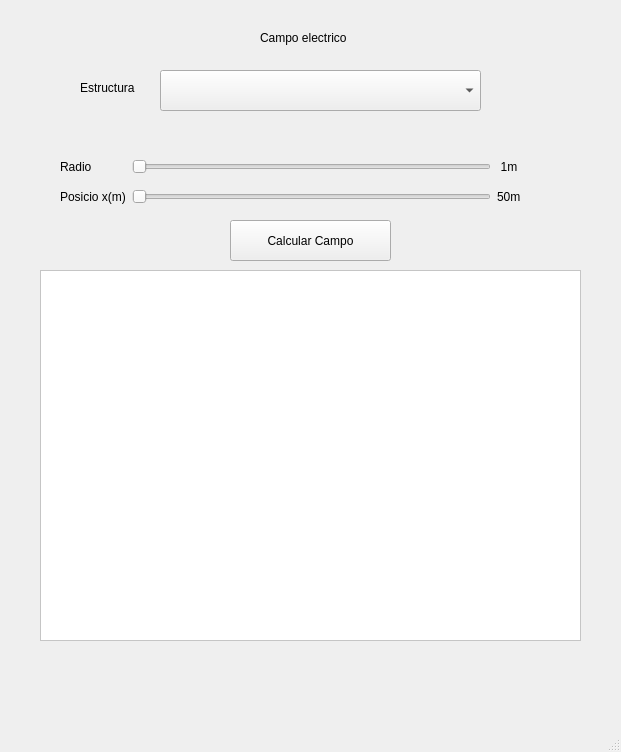
Old version of the form interface.ui in the repository josuemj/electricFields.
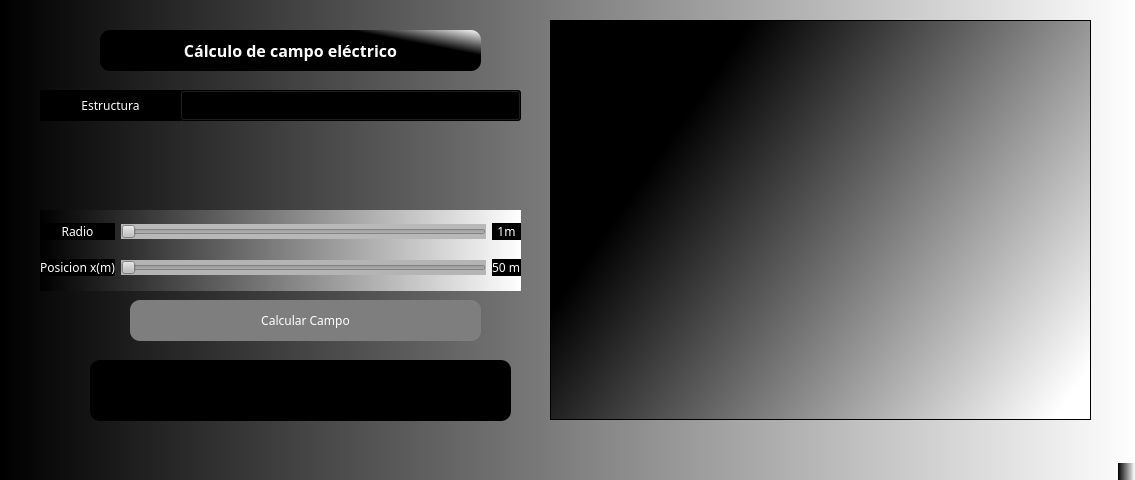
New version of the form.

Diff of the .ui file:
```diff
--- a/interface.ui
+++ b/interface.ui
@@ -6,82 +6,97 @@
    <rect>
     <x>0</x>
     <y>0</y>
-    <width>621</width>
-    <height>752</height>
+    <width>1135</width>
+    <height>480</height>
    </rect>
   </property>
   <property name="windowTitle">
    <string>MainWindow</string>
   </property>
+  <property name="styleSheet">
+   <string notr="true">background-color: qlineargradient(spread:pad, x1:0, y1:0, x2:1, y2:0, stop:0 rgba(0, 0, 0, 255), stop:1 rgba(255, 255, 255, 255));</string>
+  </property>
   <widget class="QWidget" name="centralwidget">
    <widget class="QLabel" name="label">
     <property name="geometry">
      <rect>
-      <x>80</x>
-      <y>80</y>
-      <width>71</width>
-      <height>16</height>
+      <x>40</x>
+      <y>90</y>
+      <width>141</width>
+      <height>31</height>
      </rect>
     </property>
+    <property name="font">
+     <font>
+      <family>8514oem</family>
+     </font>
+    </property>
+    <property name="styleSheet">
+     <string notr="true">background-color: rgb(0, 0, 0);
+color: rgb(255, 255, 255);</string>
+    </property>
     <property name="text">
      <string>Estructura</string>
     </property>
-   </widget>
-   <widget class="QPushButton" name="pushButton">
-    <property name="geometry">
-     <rect>
-      <x>230</x>
-      <y>220</y>
-      <width>161</width>
-      <height>41</height>
-     </rect>
-    </property>
-    <property name="text">
-     <string>Calcular Campo</string>
-    </property>
-   </widget>
-   <widget class="QLabel" name="inputDisplayerLabel">
-    <property name="geometry">
-     <rect>
-      <x>260</x>
-      <y>30</y>
-      <width>151</width>
-      <height>16</height>
-     </rect>
-    </property>
-    <property name="text">
-     <string>Campo electrico</string>
+    <property name="alignment">
+     <set>Qt::AlignCenter</set>
     </property>
    </widget>
    <widget class="QComboBox" name="fieldsComboBox">
     <property name="geometry">
      <rect>
-      <x>160</x>
-      <y>70</y>
-      <width>321</width>
-      <height>41</height>
+      <x>180</x>
+      <y>90</y>
+      <width>341</width>
+      <height>31</height>
      </rect>
     </property>
+    <property name="font">
+     <font>
+      <family>Dubai Medium</family>
+      <pointsize>12</pointsize>
+     </font>
+    </property>
+    <property name="styleSheet">
+     <string notr="true">background-color: qlineargradient(spread:pad, x1:1, y1:0.665, x2:0.09, y2:0.670318, stop:0 rgba(0, 0, 0, 255), stop:1 rgba(255, 255, 255, 255));
+color: rgb(0, 0, 0);
+</string>
+    </property>
    </widget>
    <widget class="QWidget" name="layoutWidget">
     <property name="geometry">
      <rect>
-      <x>60</x>
-      <y>150</y>
-      <width>461</width>
-      <height>64</height>
+      <x>40</x>
+      <y>210</y>
+      <width>481</width>
+      <height>81</height>
      </rect>
     </property>
     <layout class="QGridLayout" name="gridLayout">
      <item row="1" column="0">
       <widget class="QLabel" name="label_3">
+       <property name="font">
+        <font>
+         <family>8514oem</family>
+        </font>
+       </property>
+       <property name="styleSheet">
+        <string notr="true">background-color: rgb(0, 0, 0);
+color: rgb(255, 255, 255);</string>
+       </property>
        <property name="text">
-        <string>Posicio x(m)</string>
+        <string>Posicion x(m)</string>
+       </property>
+       <property name="alignment">
+        <set>Qt::AlignCenter</set>
        </property>
       </widget>
      </item>
      <item row="0" column="1">
       <widget class="QSlider" name="radioSlider">
+       <property name="styleSheet">
+        <string notr="true">background-color: rgb(184, 184, 184);</string>
+       </property>
        <property name="orientation">
         <enum>Qt::Horizontal</enum>
        </property>
@@ -89,6 +104,10 @@
      </item>
      <item row="1" column="1">
       <widget class="QSlider" name="xSlider">
+       <property name="styleSheet">
+        <string notr="true">color: rgb(0, 0, 0);
+background-color: rgb(180, 180, 180);</string>
+       </property>
        <property name="orientation">
         <enum>Qt::Horizontal</enum>
        </property>
@@ -96,13 +115,234 @@
      </item>
      <item row="0" column="0">
       <widget class="QLabel" name="label_2">
+       <property name="palette">
+        <palette>
+         <active>
+          <colorrole role="WindowText">
+           <brush brushstyle="SolidPattern">
+            <color alpha="255">
+             <red>255</red>
+             <green>255</green>
+             <blue>255</blue>
+            </color>
+           </brush>
+          </colorrole>
+          <colorrole role="Button">
+           <brush brushstyle="SolidPattern">
+            <color alpha="255">
+             <red>0</red>
+             <green>0</green>
+             <blue>0</blue>
+            </color>
+           </brush>
+          </colorrole>
+          <colorrole role="Text">
+           <brush brushstyle="SolidPattern">
+            <color alpha="255">
+             <red>255</red>
+             <green>255</green>
+             <blue>255</blue>
+            </color>
+           </brush>
+          </colorrole>
+          <colorrole role="ButtonText">
+           <brush brushstyle="SolidPattern">
+            <color alpha="255">
+             <red>255</red>
+             <green>255</green>
+             <blue>255</blue>
+            </color>
+           </brush>
+          </colorrole>
+          <colorrole role="Base">
+           <brush brushstyle="SolidPattern">
+            <color alpha="255">
+             <red>0</red>
+             <green>0</green>
+             <blue>0</blue>
+            </color>
+           </brush>
+          </colorrole>
+          <colorrole role="Window">
+           <brush brushstyle="SolidPattern">
+            <color alpha="255">
+             <red>0</red>
+             <green>0</green>
+             <blue>0</blue>
+            </color>
+           </brush>
+          </colorrole>
+          <colorrole role="PlaceholderText">
+           <brush brushstyle="NoBrush">
+            <color alpha="128">
+             <red>255</red>
+             <green>255</green>
+             <blue>255</blue>
+            </color>
+           </brush>
+          </colorrole>
+         </active>
+         <inactive>
+          <colorrole role="WindowText">
+           <brush brushstyle="SolidPattern">
+            <color alpha="255">
+             <red>255</red>
+             <green>255</green>
+             <blue>255</blue>
+            </color>
+           </brush>
+          </colorrole>
+          <colorrole role="Button">
+           <brush brushstyle="SolidPattern">
+            <color alpha="255">
+             <red>0</red>
+             <green>0</green>
+             <blue>0</blue>
+            </color>
+           </brush>
+          </colorrole>
+          <colorrole role="Text">
+           <brush brushstyle="SolidPattern">
+            <color alpha="255">
+             <red>255</red>
+             <green>255</green>
+             <blue>255</blue>
+            </color>
+           </brush>
+          </colorrole>
+          <colorrole role="ButtonText">
+           <brush brushstyle="SolidPattern">
+            <color alpha="255">
+             <red>255</red>
+             <green>255</green>
+             <blue>255</blue>
+            </color>
+           </brush>
+          </colorrole>
+          <colorrole role="Base">
+           <brush brushstyle="SolidPattern">
+            <color alpha="255">
+             <red>0</red>
+             <green>0</green>
+             <blue>0</blue>
+            </color>
+           </brush>
+          </colorrole>
+          <colorrole role="Window">
+           <brush brushstyle="SolidPattern">
+            <color alpha="255">
+             <red>0</red>
+             <green>0</green>
+             <blue>0</blue>
+            </color>
+           </brush>
+          </colorrole>
+          <colorrole role="PlaceholderText">
+           <brush brushstyle="NoBrush">
+            <color alpha="128">
+             <red>255</red>
+             <green>255</green>
+             <blue>255</blue>
+            </color>
+           </brush>
+          </colorrole>
+         </inactive>
+         <disabled>
+          <colorrole role="WindowText">
+           <brush brushstyle="SolidPattern">
+            <color alpha="255">
+             <red>255</red>
+             <green>255</green>
+             <blue>255</blue>
+            </color>
+           </brush>
+          </colorrole>
+          <colorrole role="Button">
+           <brush brushstyle="SolidPattern">
+            <color alpha="255">
+             <red>0</red>
+             <green>0</green>
+             <blue>0</blue>
+            </color>
+           </brush>
+          </colorrole>
+          <colorrole role="Text">
+           <brush brushstyle="SolidPattern">
+            <color alpha="255">
+             <red>255</red>
+             <green>255</green>
+             <blue>255</blue>
+            </color>
+           </brush>
+          </colorrole>
+          <colorrole role="ButtonText">
+           <brush brushstyle="SolidPattern">
+            <color alpha="255">
+             <red>255</red>
+             <green>255</green>
+             <blue>255</blue>
+            </color>
+           </brush>
+          </colorrole>
+          <colorrole role="Base">
+           <brush brushstyle="SolidPattern">
+            <color alpha="255">
+             <red>0</red>
+             <green>0</green>
+             <blue>0</blue>
+            </color>
+           </brush>
+          </colorrole>
+          <colorrole role="Window">
+           <brush brushstyle="SolidPattern">
+            <color alpha="255">
+             <red>0</red>
+             <green>0</green>
+             <blue>0</blue>
+            </color>
+           </brush>
+          </colorrole>
+          <colorrole role="PlaceholderText">
+           <brush brushstyle="NoBrush">
+            <color alpha="128">
+             <red>255</red>
+             <green>255</green>
+             <blue>255</blue>
+            </color>
+           </brush>
+          </colorrole>
+         </disabled>
+        </palette>
+       </property>
+       <property name="font">
+        <font>
+         <family>8514oem</family>
+        </font>
+       </property>
+       <property name="styleSheet">
+        <string notr="true">color: rgb(255, 255, 255);
+background-color: rgb(0, 0, 0);</string>
+       </property>
        <property name="text">
         <string>Radio</string>
        </property>
+       <property name="alignment">
+        <set>Qt::AlignCenter</set>
+       </property>
       </widget>
      </item>
      <item row="0" column="2">
       <widget class="QLabel" name="radioLabel">
+       <property name="font">
+        <font>
+         <family>8514oem</family>
+        </font>
+       </property>
+       <property name="styleSheet">
+        <string notr="true">color: rgb(255, 255, 255);
+background-color: rgb(0, 0, 0);
+border-radius: 10px; /* Change '10px' to the desired border radius */</string>
+       </property>
        <property name="text">
         <string>1m</string>
        </property>
@@ -116,8 +356,18 @@
      </item>
      <item row="1" column="2">
       <widget class="QLabel" name="posicionLabel">
+       <property name="font">
+        <font>
+         <family>8514oem</family>
+        </font>
+       </property>
+       <property name="styleSheet">
+        <string notr="true">background-color: rgb(0, 0, 0);
+color: rgb(255, 255, 255);
+border-radius: 10px; /* Change '10px' to the desired border radius */</string>
+       </property>
        <property name="text">
-        <string>50m</string>
+        <string>50 m</string>
        </property>
       </widget>
      </item>
@@ -126,16 +376,16 @@
    <widget class="QFrame" name="graphFrame">
     <property name="geometry">
      <rect>
-      <x>40</x>
-      <y>270</y>
+      <x>550</x>
+      <y>20</y>
       <width>541</width>
-      <height>371</height>
+      <height>400</height>
      </rect>
     </property>
     <property name="minimumSize">
      <size>
-      <width>350</width>
-      <height>300</height>
+      <width>10</width>
+      <height>400</height>
      </size>
     </property>
     <property name="maximumSize">
@@ -145,7 +395,8 @@
      </size>
     </property>
     <property name="styleSheet">
-     <string notr="true">background-color: rgb(255, 255, 255);</string>
+     <string notr="true">background-color: rgb(255, 255, 255);
+background-color: qlineargradient(spread:pad, x1:0.151685, y1:0.431, x2:1, y2:0.864, stop:0 rgba(0, 0, 0, 255), stop:1 rgba(255, 255, 255, 255));</string>
     </property>
     <property name="frameShape">
      <enum>QFrame::StyledPanel</enum>
@@ -154,6 +405,91 @@
      <enum>QFrame::Raised</enum>
     </property>
    </widget>
+   <widget class="QLabel" name="campoLabel">
+    <property name="geometry">
+     <rect>
+      <x>90</x>
+      <y>360</y>
+      <width>421</width>
+      <height>61</height>
+     </rect>
+    </property>
+    <property name="font">
+     <font>
+      <family>Cascadia Mono SemiBold</family>
+      <pointsize>12</pointsize>
+      <weight>75</weight>
+      <bold>true</bold>
+     </font>
+    </property>
+    <property name="styleSheet">
+     <string notr="true">border-radius: 10px; /* Change '10px' to the desired border radius */
+color: rgb(255, 255, 255);
+background-color: rgb(0, 0, 0);</string>
+    </property>
+    <property name="text">
+     <string/>
+    </property>
+    <property name="alignment">
+     <set>Qt::AlignCenter</set>
+    </property>
+   </widget>
+   <widget class="QPushButton" name="pushButton">
+    <property name="geometry">
+     <rect>
+      <x>130</x>
+      <y>300</y>
+      <width>351</width>
+      <height>41</height>
+     </rect>
+    </property>
+    <property name="font">
+     <font>
+      <family>8514oem</family>
+     </font>
+    </property>
+    <property name="styleSheet">
+     <string notr="true">QPushButton{
+	color: rgb(255, 255, 255);
+	background-color: rgb(126, 126, 126);
+	border-radius: 10px;
+}</string>
+    </property>
+    <property name="text">
+     <string>Calcular Campo</string>
+    </property>
+   </widget>
+   <widget class="QLabel" name="label_7">
+    <property name="geometry">
+     <rect>
+      <x>100</x>
+      <y>30</y>
+      <width>381</width>
+      <height>41</height>
+     </rect>
+    </property>
+    <property name="font">
+     <font>
+      <family>Gadugi</family>
+      <pointsize>12</pointsize>
+      <weight>75</weight>
+      <bold>true</bold>
+     </font>
+    </property>
+    <property name="styleSheet">
+     <string notr="true">QLabel {
+	color: rgb(255, 255, 255);
+	background-color: qlineargradient(spread:pad, x1:0.735955, y1:0.148, x2:1, y2:0, stop:0 rgba(0, 0, 0, 255), stop:1 rgba(255, 255, 255, 255));
+    border-radius: 10px; /* Change '10px' to the desired border radius */
+}</string>
+    </property>
+    <property name="text">
+     <string>Cálculo de campo eléctrico</string>
+    </property>
+    <property name="alignment">
+     <set>Qt::AlignCenter</set>
+    </property>
+   </widget>
   </widget>
   <widget class="QMenuBar" name="menubar">
    <property name="geometry">
```
Left out of the diff: 4 changed lines with no effect on the pictures.
